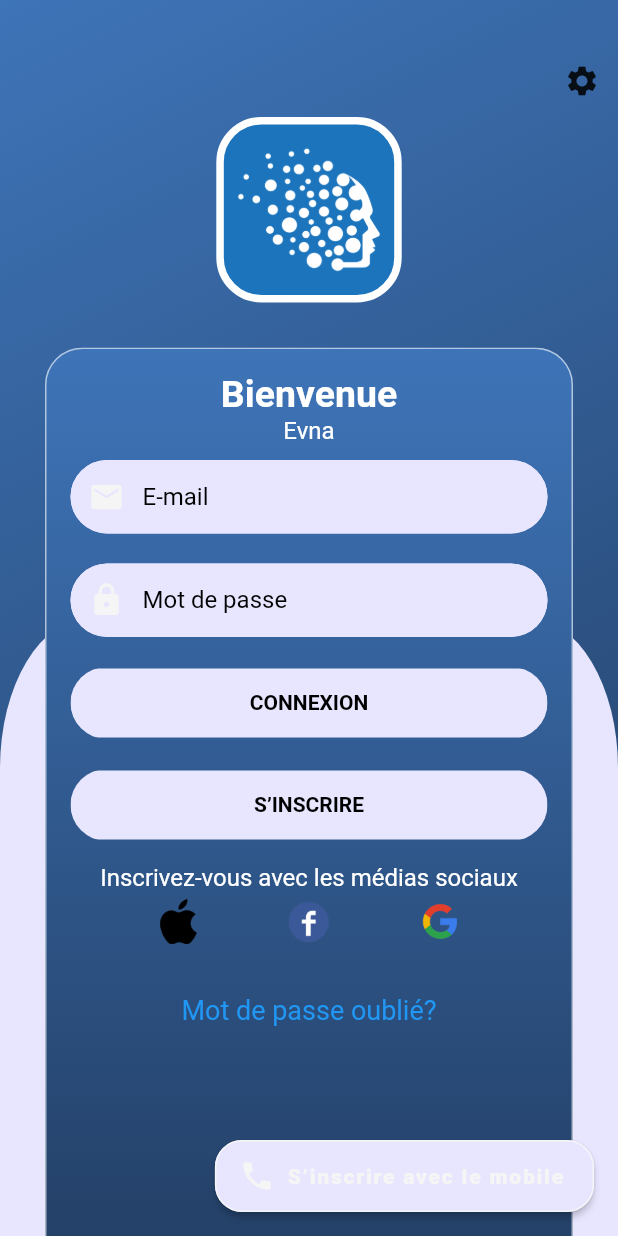
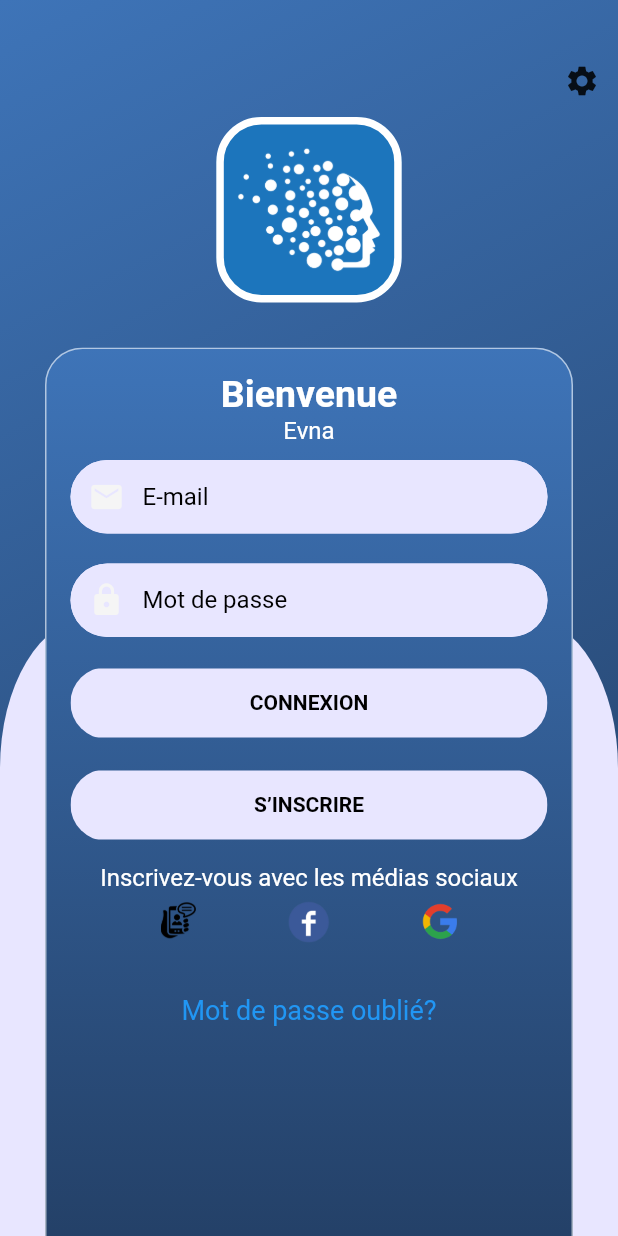
Before and after one commit to saad0259/Find-Doctor-and-Appointment-App-Flutter, a Flutter app: the screen it shows after launch, on a phone screen of 412 x 824 dp. Run offline on Flutter 3.47's test engine with Material 2 defaults, Android fonts, the phone set to English and light mode, and no system bars; our stand-ins replace cloud_firestore, connectivity, country_code_picker, firebase_auth, firebase_core, firebase_storage and 15 more; missing offline and left inert: agora_rtc_engine, dialogflow_grpc, flutter_facebook_auth, sound_stream; accounts and stored records are empty; project files that could hold a hidden picture were left out.

Commit message:
done mobile login

```diff
--- a/lib/src/screens/signin/signin.dart
+++ b/lib/src/screens/signin/signin.dart
@@ -21,19 +21,6 @@ class _SignInState extends State<SignIn> {
   Widget build(BuildContext context) {
     Size size = MediaQuery.of(context).size;
     return Scaffold(
-      floatingActionButton: FloatingBtnExtended(
-        text: 'sign_in_with_mobile'.tr,
-        icon: Icons.phone,
-        action: () {
-          pushNewScreen(
-            context,
-            screen: MobileLogin(),
-            withNavBar: false, // OPTIONAL VALUE. True by default.
-            pageTransitionAnimation: PageTransitionAnimation.sizeUp,
-          );
-        },
-        color: Theme.of(context).primaryColor,
-      ),
       body: Background(
         key: null,
         child: SingleChildScrollView(
@@ -53,7 +40,8 @@ class _SignInState extends State<SignIn> {
                           context,
                           screen: LanguageChange(),
                           withNavBar: true,
-                          pageTransitionAnimation: PageTransitionAnimation.cupertino,
+                          pageTransitionAnimation:
+                              PageTransitionAnimation.cupertino,
                         );
                       })
                 ],
--- a/lib/src/screens/signin/signin_form.dart
+++ b/lib/src/screens/signin/signin_form.dart
@@ -15,11 +15,14 @@ import 'package:evna_flutter/src/utils/loading.dart';
 import 'package:evna_flutter/src/utils/rounded_button.dart';
 import 'package:evna_flutter/src/utils/rounded_input_field.dart';
 import 'package:evna_flutter/src/utils/sharedPreferences.dart';
+import 'package:evna_flutter/src/utils/themes.dart';
 import 'package:firebase_auth/firebase_auth.dart';
 import 'package:flutter/material.dart';
 import 'package:flutter_bloc/flutter_bloc.dart';
 import 'package:get/get.dart';
 import 'package:shared_preferences/shared_preferences.dart';
+
+import 'mobile_login.dart';
 
 class SignInForm extends StatefulWidget {
   SignInForm({Key? key}) : super(key: key);
@@ -284,11 +287,22 @@ class _SignInFormState extends State<SignInForm> {
                         Row(
                           children: [
                             Spacer(),
-                            Center(
-                              child: new Image.asset(
-                                'assets/images/apple.png',
-                                width: 30,
-                                height: 30,
+                            GestureDetector(
+                              onTap: () {
+                                Navigator.push(
+                                    context,
+                                    MaterialPageRoute(
+                                        builder: (_) => MobileLogin()));
+                              },
+                              child: Center(
+                                child: new Image.asset(
+                                  (Theme.of(context).dialogBackgroundColor ==
+                                          Colors.black)
+                                      ? 'assets/images/Phone_signup_blue.png'
+                                      : 'assets/images/Phone_signup.png',
+                                  width: 30,
+                                  height: 30,
+                                ),
                               ),
                             ),
                             Spacer(),
```
Also changed, not shown: lib/src/screens/signup/signup.dart (+0 -13 lines), assets/images/Phone_signup.png (added), assets/images/Phone_signup_blue.png (added).
